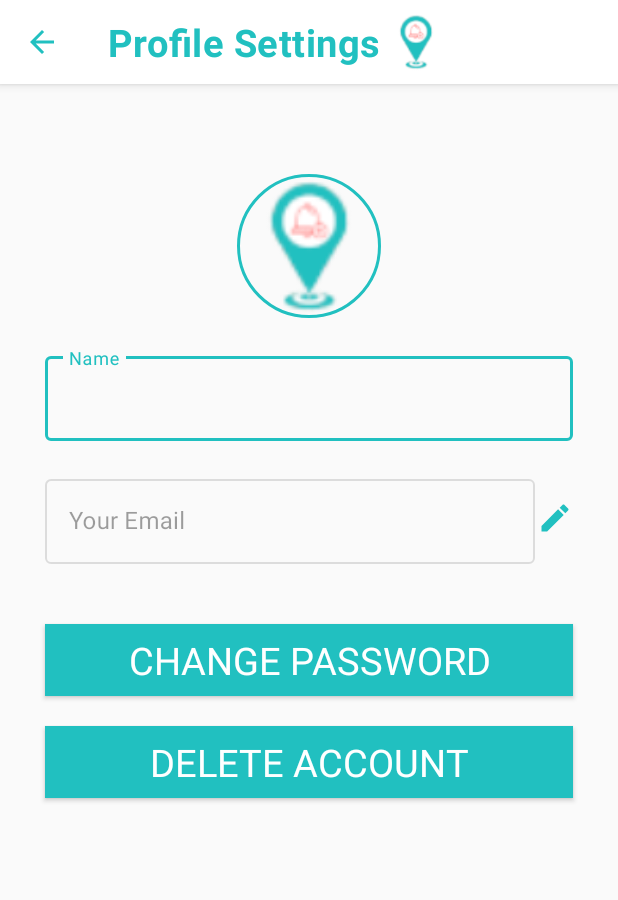
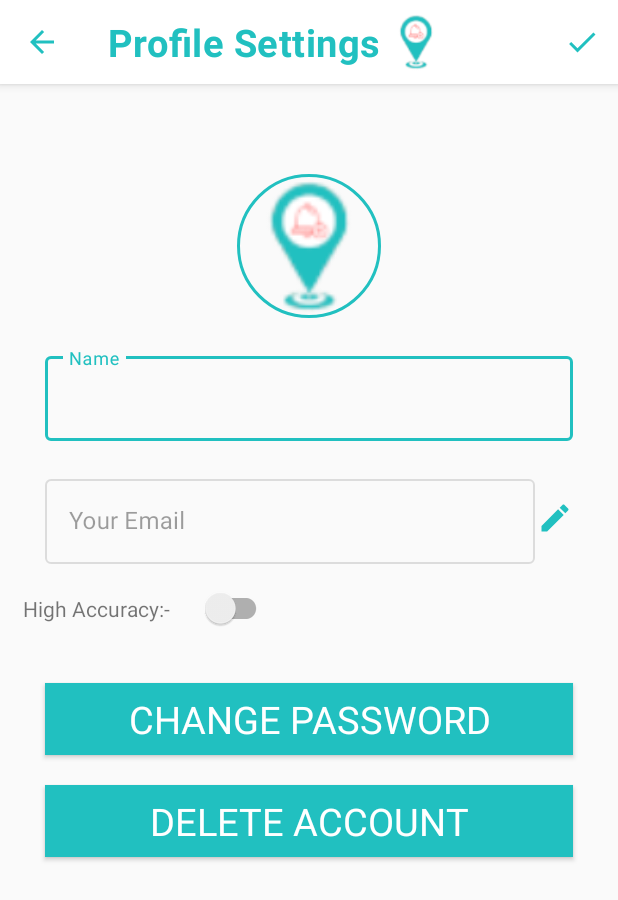
Before and after one commit to tgakhar/RemindMeAt, an Android app: the ProfileActivity screen opened directly, with no data from a screen before it, on a phone screen of 412 x 824 dp. Shown: the top 900 px of the screen. Run offline under Robolectric (Android 15) with nearby library versions, the phone set to English and light mode, and no system bars; our stand-ins replace CircleImageView, Firebase (no records; nobody signed in at launch, a user with empty details on screens opened directly), Picasso; pictures from the network do not load; Roboto replaces fonts that are not available here; 2 statements that could not run were skipped.

Commit message:
Accuracy mode setting added in ProfileActivity.java

```diff
--- a/app/src/main/java/com/example/remindmeat/View/RegistrationFragment.java
+++ b/app/src/main/java/com/example/remindmeat/View/RegistrationFragment.java
@@ -112,6 +112,7 @@ public class RegistrationFragment extends Fragment {
             usermap.put("Name",name);
             usermap.put("Email",email);
             usermap.put("Disabled",0);
+            usermap.put("Accuracy Mode",1);
             if (!checkEmptyField()){
                 auth.createUserWithEmailAndPassword(email, pass).addOnCompleteListener(getActivity(), new OnCompleteListener<AuthResult>() {
                     @Override
--- /dev/null
+++ b/app/src/main/res/drawable/ic_baseline_done_24.xml
@@ -0,0 +1,10 @@
+<vector xmlns:android="http://schemas.android.com/apk/res/android"
+    android:width="24dp"
+    android:height="24dp"
+    android:viewportWidth="24"
+    android:viewportHeight="24"
+    android:tint="@color/main">
+  <path
+      android:fillColor="@android:color/white"
+      android:pathData="M9,16.2L4.8,12l-1.4,1.4L9,19 21,7l-1.4,-1.4L9,16.2z"/>
+</vector>
--- a/app/src/main/res/layout/activity_profile.xml
+++ b/app/src/main/res/layout/activity_profile.xml
@@ -98,11 +98,31 @@
         app:layout_constraintBottom_toBottomOf="@id/edt_profileEmail"
         app:layout_constraintEnd_toEndOf="@id/edt_profileName"
         />
+    <TextView
+        android:layout_width="wrap_content"
+        android:layout_height="wrap_content"
+        android:id="@+id/txt_Accuracy"
+        android:text="High Accuracy:-"
+        app:layout_constraintTop_toBottomOf="@+id/edt_profileEmail"
+        app:layout_constraintBottom_toTopOf="@+id/btn_profileChangePass"
+        app:layout_constraintStart_toStartOf="@id/edt_profileEmail"
+        android:layout_marginTop="20dp"
+        />
+
+    <com.google.android.material.switchmaterial.SwitchMaterial
+        android:id="@+id/switch_accuracy"
+        android:layout_width="wrap_content"
+        android:layout_height="wrap_content"
+        app:layout_constraintStart_toEndOf="@id/txt_Accuracy"
+        app:layout_constraintTop_toTopOf="@id/txt_Accuracy"
+        app:layout_constraintBottom_toBottomOf="@id/txt_Accuracy"
+        android:checked="false"
+        android:layout_marginStart="20dp" />
     <Button
         android:id="@+id/btn_profileChangePass"
         android:layout_width="match_parent"
         android:layout_height="wrap_content"
-        app:layout_constraintTop_toBottomOf="@id/edt_profileEmail"
+        app:layout_constraintTop_toBottomOf="@id/txt_Accuracy"
         app:layout_constraintStart_toStartOf="parent"
         app:layout_constraintEnd_toEndOf="parent"
         android:layout_marginTop="40dp"
--- /dev/null
+++ b/app/src/main/res/menu/menu_profile.xml
@@ -0,0 +1,11 @@
+<?xml version="1.0" encoding="utf-8"?>
+<menu xmlns:android="http://schemas.android.com/apk/res/android"
+    xmlns:app="http://schemas.android.com/apk/res-auto">
+    <item
+        android:id="@+id/menu_update"
+        android:title="Done"
+        app:showAsAction="always"
+        android:icon="@drawable/ic_baseline_done_24"/>
+
+
+</menu>
```
Also changed, not shown: app/src/main/java/com/example/remindmeat/View/ProfileActivity.java (+99 -1 lines).
